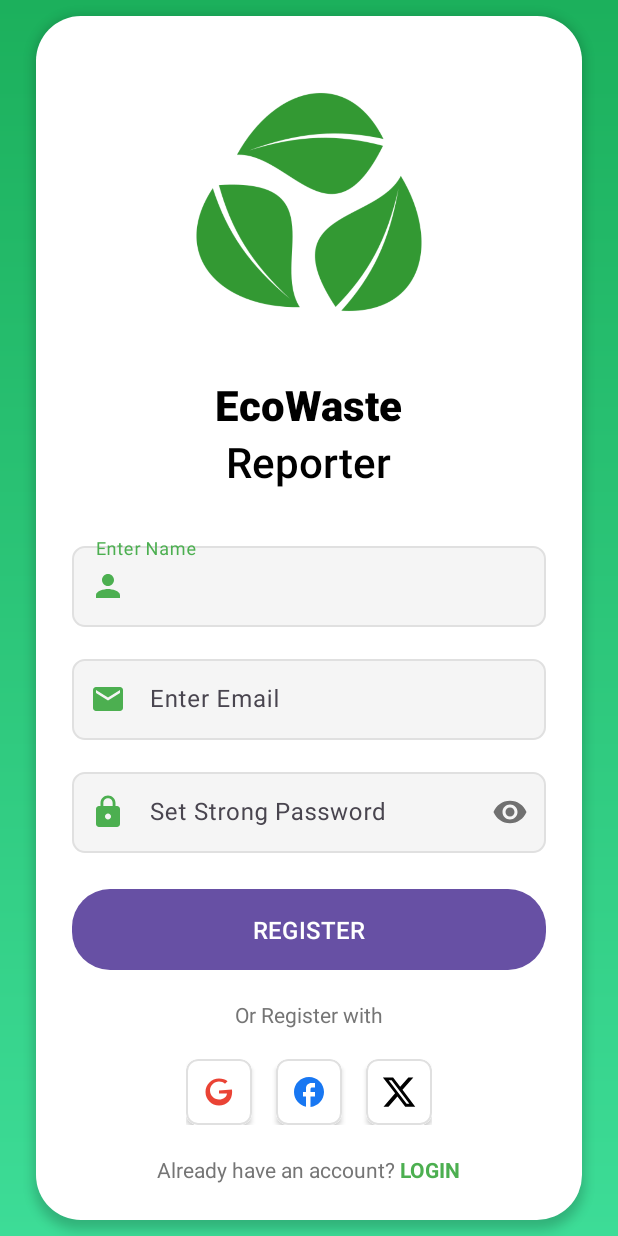
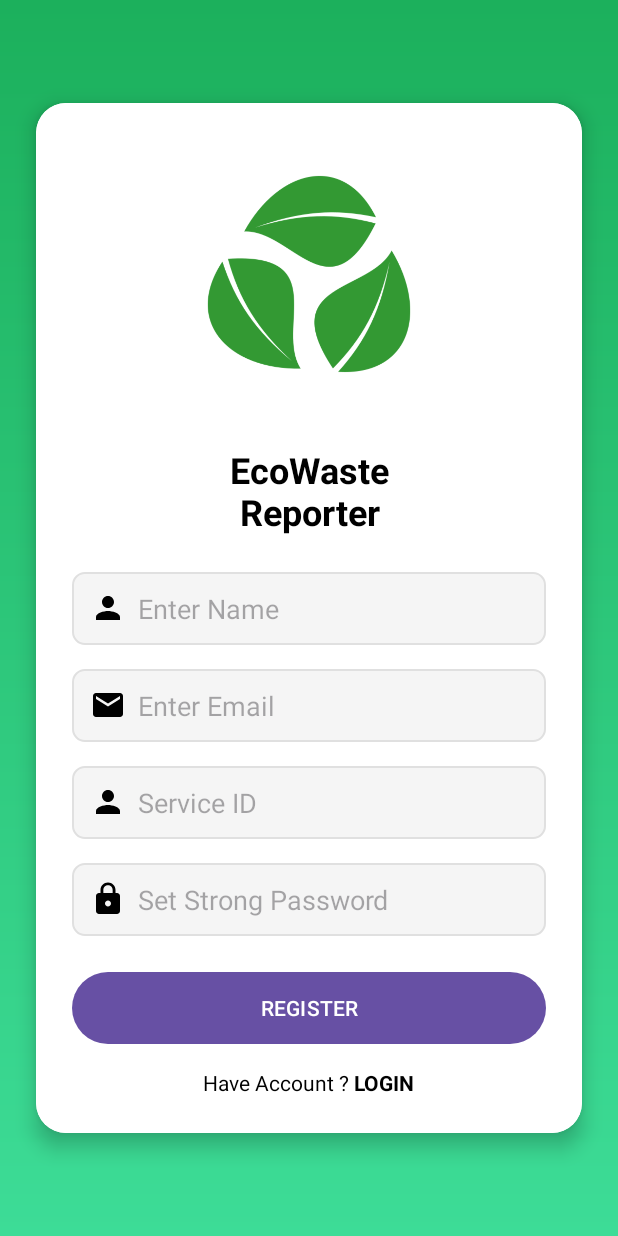
Before and after one commit to MadhukaH/EcoWasteReporter, an Android app: the SelectPage screen opened directly, with no data from a screen before it, after a tap on "CONTINUE", on a phone screen of 412 x 824 dp. Run offline under Robolectric (Android 15) with nearby library versions, the phone set to English and light mode, and no system bars; 2 other taps on this screen came first.

Commit message:
Create CleanerReg page

```diff
--- a/app/src/main/AndroidManifest.xml
+++ b/app/src/main/AndroidManifest.xml
@@ -26,6 +26,7 @@
             android:exported="false" />
         <activity android:name=".UserReg" />
         <activity android:name=".UserLogin" />
+        <activity android:name=".CleanerReg" />
     </application>
 
 </manifest>
--- /dev/null
+++ b/app/src/main/java/com/s23010169/ecowastereporter/CleanerReg.java
@@ -0,0 +1,62 @@
+package com.s23010169.ecowastereporter;
+
+import android.content.Intent;
+import android.os.Bundle;
+import android.view.View;
+import android.widget.Button;
+import android.widget.EditText;
+import android.widget.TextView;
+import android.widget.Toast;
+
+import androidx.appcompat.app.AppCompatActivity;
+
+public class CleanerReg extends AppCompatActivity {
+    private EditText nameEditText, emailEditText, serviceIdEditText, passwordEditText;
+    private Button registerButton;
+    private TextView loginLink;
+
+    @Override
+    protected void onCreate(Bundle savedInstanceState) {
+        super.onCreate(savedInstanceState);
+        setContentView(R.layout.activity_cleaner_reg);
+
+        // Initialize views
+        nameEditText = findViewById(R.id.nameEditText);
+        emailEditText = findViewById(R.id.emailEditText);
+        serviceIdEditText = findViewById(R.id.serviceIdEditText);
+        passwordEditText = findViewById(R.id.passwordEditText);
+        registerButton = findViewById(R.id.registerButton);
+        loginLink = findViewById(R.id.loginLink);
+
+        // Register button click listener
+        registerButton.setOnClickListener(new View.OnClickListener() {
+            @Override
+            public void onClick(View v) {
+                // Get input values
+                String name = nameEditText.getText().toString().trim();
+                String email = emailEditText.getText().toString().trim();
+                String serviceId = serviceIdEditText.getText().toString().trim();
+                String password = passwordEditText.getText().toString().trim();
+
+                // Validate inputs
+                if (name.isEmpty() || email.isEmpty() || serviceId.isEmpty() || password.isEmpty()) {
+                    Toast.makeText(CleanerReg.this, "Please fill all fields", Toast.LENGTH_SHORT).show();
+                    return;
+                }
+
+                // TODO: Implement registration logic here
+                Toast.makeText(CleanerReg.this, "Registration functionality to be implemented", Toast.LENGTH_SHORT).show();
+            }
+        });
+
+        // Login link click listener
+        loginLink.setOnClickListener(new View.OnClickListener() {
+            @Override
+            public void onClick(View v) {
+                Intent intent = new Intent(CleanerReg.this, UserLogin.class);
+                startActivity(intent);
+                finish();
+            }
+        });
+    }
+}
--- a/app/src/main/java/com/s23010169/ecowastereporter/SelectPage.java
+++ b/app/src/main/java/com/s23010169/ecowastereporter/SelectPage.java
@@ -92,7 +92,12 @@ public class SelectPage extends AppCompatActivity {
             return;
         }
 
-        Intent intent = new Intent(SelectPage.this, UserReg.class);
+        Intent intent;
+        if ("CITIZEN".equals(selectedRole)) {
+            intent = new Intent(SelectPage.this, UserReg.class);
+        } else {
+            intent = new Intent(SelectPage.this, CleanerReg.class);
+        }
         startActivity(intent);
     }
 }
--- /dev/null
+++ b/app/src/main/res/layout/activity_cleaner_reg.xml
@@ -0,0 +1,119 @@
+<?xml version="1.0" encoding="utf-8"?>
+<androidx.constraintlayout.widget.ConstraintLayout xmlns:android="http://schemas.android.com/apk/res/android"
+    xmlns:app="http://schemas.android.com/apk/res-auto"
+    android:layout_width="match_parent"
+    android:layout_height="match_parent"
+    android:background="@drawable/welcome_gradient">
+
+    <androidx.cardview.widget.CardView
+        android:layout_width="match_parent"
+        android:layout_height="wrap_content"
+        android:layout_marginHorizontal="24dp"
+        app:cardCornerRadius="20dp"
+        app:cardElevation="8dp"
+        app:layout_constraintBottom_toBottomOf="parent"
+        app:layout_constraintTop_toTopOf="parent">
+
+        <LinearLayout
+            android:layout_width="match_parent"
+            android:layout_height="wrap_content"
+            android:orientation="vertical"
+            android:padding="24dp"
+            android:background="@android:color/white">
+
+            <ImageView
+                android:layout_width="180dp"
+                android:layout_height="180dp"
+                android:layout_gravity="center"
+                android:layout_marginBottom="24dp"
+                android:src="@drawable/logo" />
+
+            <TextView
+                android:layout_width="wrap_content"
+                android:layout_height="wrap_content"
+                android:layout_gravity="center"
+                android:layout_marginBottom="24dp"
+                android:text="EcoWaste\nReporter"
+                android:textAlignment="center"
+                android:textColor="@android:color/black"
+                android:textSize="24sp"
+                android:textStyle="bold" />
+
+            <EditText
+                android:id="@+id/nameEditText"
+                android:layout_width="match_parent"
+                android:layout_height="wrap_content"
+                android:layout_marginBottom="16dp"
+                android:background="@drawable/edit_text_background"
+                android:drawableStart="@drawable/ic_person"
+                android:drawablePadding="8dp"
+                android:hint="Enter Name"
+                android:padding="12dp" />
+
+            <EditText
+                android:id="@+id/emailEditText"
+                android:layout_width="match_parent"
+                android:layout_height="wrap_content"
+                android:layout_marginBottom="16dp"
+                android:background="@drawable/edit_text_background"
+                android:drawableStart="@drawable/ic_email"
+                android:drawablePadding="8dp"
+                android:hint="Enter Email"
+                android:inputType="textEmailAddress"
+                android:padding="12dp" />
+
+            <EditText
+                android:id="@+id/serviceIdEditText"
+                android:layout_width="match_parent"
+                android:layout_height="wrap_content"
+                android:layout_marginBottom="16dp"
+                android:background="@drawable/edit_text_background"
+                android:drawableStart="@drawable/ic_person"
+                android:drawablePadding="8dp"
+                android:hint="Service ID"
+                android:padding="12dp" />
+
+            <EditText
+                android:id="@+id/passwordEditText"
+                android:layout_width="match_parent"
+                android:layout_height="wrap_content"
+                android:layout_marginBottom="24dp"
+                android:background="@drawable/edit_text_background"
+                android:drawableStart="@drawable/ic_lock"
+                android:drawablePadding="8dp"
+                android:hint="Set Strong Password"
+                android:inputType="textPassword"
+                android:padding="12dp" />
+
+            <Button
+                android:id="@+id/registerButton"
+                android:layout_width="match_parent"
+                android:layout_height="wrap_content"
+                android:layout_marginBottom="16dp"
+                android:background="@drawable/green_rounded_button"
+                android:text="REGISTER"
+                android:textColor="@android:color/white" />
+
+            <LinearLayout
+                android:layout_width="match_parent"
+                android:layout_height="wrap_content"
+                android:gravity="center"
+                android:orientation="horizontal">
+
+                <TextView
+                    android:layout_width="wrap_content"
+                    android:layout_height="wrap_content"
+                    android:text="Have Account ? "
+                    android:textColor="@android:color/black" />
+
+                <TextView
+                    android:id="@+id/loginLink"
+                    android:layout_width="wrap_content"
+                    android:layout_height="wrap_content"
+                    android:text="LOGIN"
+                    android:textColor="@android:color/black"
+                    android:textStyle="bold" />
+            </LinearLayout>
+        </LinearLayout>
+    </androidx.cardview.widget.CardView>
+</androidx.constraintlayout.widget.ConstraintLayout>
--- a/app/src/main/res/layout/activity_select_page.xml
+++ b/app/src/main/res/layout/activity_select_page.xml
@@ -27,8 +27,8 @@
 
             <ImageView
                 android:id="@+id/logoImage"
-                android:layout_width="120dp"
-                android:layout_height="120dp"
+                android:layout_width="180dp"
+                android:layout_height="180dp"
                 android:layout_marginTop="16dp"
                 android:src="@drawable/logo"
                 app:layout_constraintEnd_toEndOf="parent"
--- a/app/src/main/res/layout/activity_user_reg.xml
+++ b/app/src/main/res/layout/activity_user_reg.xml
@@ -17,8 +17,8 @@
         android:padding="24dp">
 
         <ImageView
-            android:layout_width="200dp"
-            android:layout_height="200dp"
+            android:layout_width="180dp"
+            android:layout_height="180dp"
             android:layout_gravity="center"
             android:layout_marginBottom="16dp"
             android:contentDescription="@string/app_name"
```
